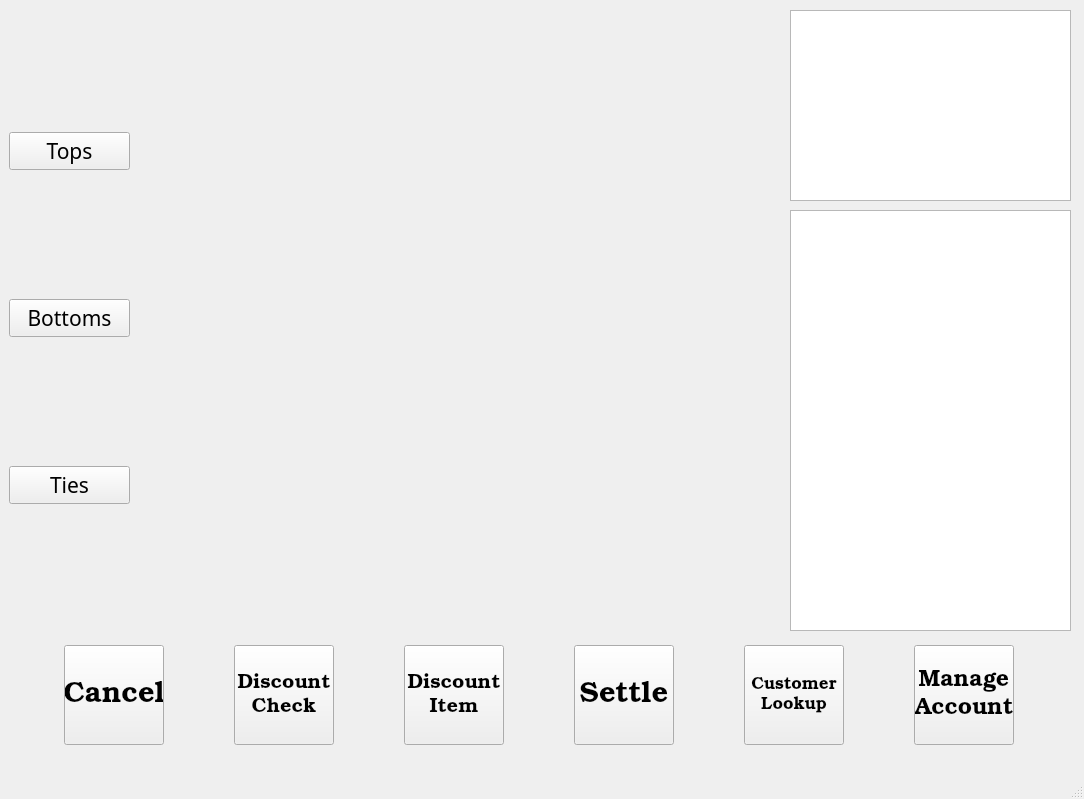
Before: the Qt Designer form QTDesigner/make_sale.ui in mudman266/pypos, drawn with Qt 5.
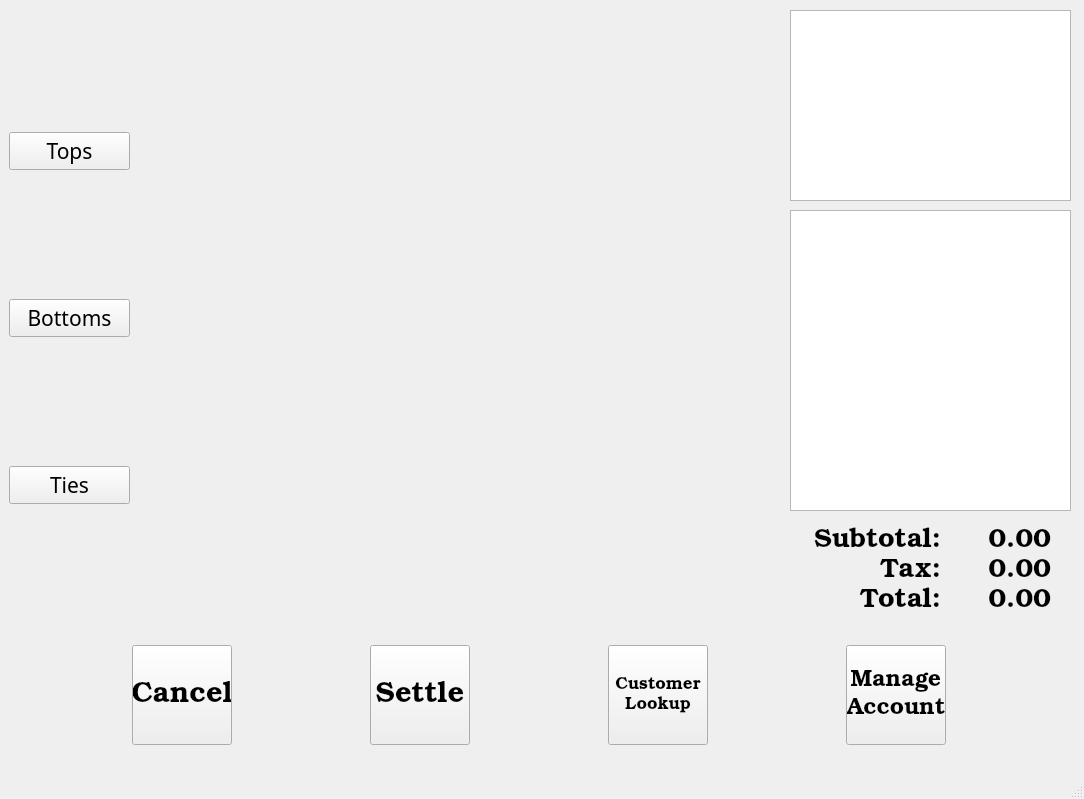
After: the same form once the commit is applied.

Commit message: Updated make_sale screen to have a label for subtotal, tax, and total.

What changed in the file:
```diff
--- a/QTDesigner/make_sale.ui
+++ b/QTDesigner/make_sale.ui
@@ -113,84 +113,6 @@
        </property>
       </widget>
      </item>
-     <item>
-      <widget class="QPushButton" name="btn_discount_check">
-       <property name="sizePolicy">
-        <sizepolicy hsizetype="Preferred" vsizetype="Preferred">
-         <horstretch>0</horstretch>
-         <verstretch>20</verstretch>
-        </sizepolicy>
-       </property>
-       <property name="minimumSize">
-        <size>
-         <width>100</width>
-         <height>100</height>
-        </size>
-       </property>
-       <property name="maximumSize">
-        <size>
-         <width>100</width>
-         <height>100</height>
-        </size>
-       </property>
-       <property name="baseSize">
-        <size>
-         <width>12</width>
-         <height>2</height>
-        </size>
-       </property>
-       <property name="font">
-        <font>
-         <family>Bookman Old Style</family>
-         <pointsize>15</pointsize>
-         <stylestrategy>PreferAntialias</stylestrategy>
-        </font>
-       </property>
-       <property name="text">
-        <string>Discount
-Check</string>
-       </property>
-      </widget>
-     </item>
-     <item>
-      <widget class="QPushButton" name="btn_discount_item">
-       <property name="sizePolicy">
-        <sizepolicy hsizetype="Preferred" vsizetype="Preferred">
-         <horstretch>0</horstretch>
-         <verstretch>20</verstretch>
-        </sizepolicy>
-       </property>
-       <property name="minimumSize">
-        <size>
-         <width>100</width>
-         <height>100</height>
-        </size>
-       </property>
-       <property name="maximumSize">
-        <size>
-         <width>100</width>
-         <height>100</height>
-        </size>
-       </property>
-       <property name="baseSize">
-        <size>
-         <width>12</width>
-         <height>2</height>
-        </size>
-       </property>
-       <property name="font">
-        <font>
-         <family>Bookman Old Style</family>
-         <pointsize>15</pointsize>
-         <stylestrategy>PreferAntialias</stylestrategy>
-        </font>
-       </property>
-       <property name="text">
-        <string>Discount
-Item</string>
-       </property>
-      </widget>
-     </item>
      <item>
       <widget class="QPushButton" name="btn_settle">
        <property name="sizePolicy">
@@ -336,10 +258,142 @@
       <x>790</x>
       <y>210</y>
       <width>281</width>
-      <height>421</height>
+      <height>301</height>
      </rect>
     </property>
    </widget>
+   <widget class="QLabel" name="lbl_subtotal">
+    <property name="geometry">
+     <rect>
+      <x>790</x>
+      <y>520</y>
+      <width>151</width>
+      <height>41</height>
+     </rect>
+    </property>
+    <property name="font">
+     <font>
+      <family>Bookman Old Style</family>
+      <pointsize>20</pointsize>
+     </font>
+    </property>
+    <property name="text">
+     <string>Subtotal:</string>
+    </property>
+    <property name="alignment">
+     <set>Qt::AlignRight|Qt::AlignTrailing|Qt::AlignVCenter</set>
+    </property>
+   </widget>
+   <widget class="QLabel" name="lbl_subtotal_amt">
+    <property name="geometry">
+     <rect>
+      <x>940</x>
+      <y>520</y>
+      <width>111</width>
+      <height>41</height>
+     </rect>
+    </property>
+    <property name="font">
+     <font>
+      <family>Bookman Old Style</family>
+      <pointsize>20</pointsize>
+     </font>
+    </property>
+    <property name="text">
+     <string>0.00</string>
+    </property>
+    <property name="alignment">
+     <set>Qt::AlignRight|Qt::AlignTrailing|Qt::AlignVCenter</set>
+    </property>
+   </widget>
+   <widget class="QLabel" name="lbl_tax">
+    <property name="geometry">
+     <rect>
+      <x>790</x>
+      <y>550</y>
+      <width>151</width>
+      <height>41</height>
+     </rect>
+    </property>
+    <property name="font">
+     <font>
+      <family>Bookman Old Style</family>
+      <pointsize>20</pointsize>
+     </font>
+    </property>
+    <property name="text">
+     <string>Tax:</string>
+    </property>
+    <property name="alignment">
+     <set>Qt::AlignRight|Qt::AlignTrailing|Qt::AlignVCenter</set>
+    </property>
+   </widget>
+   <widget class="QLabel" name="lbl_tax_amt">
+    <property name="geometry">
+     <rect>
+      <x>940</x>
+      <y>550</y>
+      <width>111</width>
+      <height>41</height>
+     </rect>
+    </property>
+    <property name="font">
+     <font>
+      <family>Bookman Old Style</family>
+      <pointsize>20</pointsize>
+     </font>
+    </property>
+    <property name="text">
+     <string>0.00</string>
+    </property>
+    <property name="alignment">
+     <set>Qt::AlignRight|Qt::AlignTrailing|Qt::AlignVCenter</set>
+    </property>
+   </widget>
+   <widget class="QLabel" name="lbl_total">
+    <property name="geometry">
+     <rect>
+      <x>790</x>
+      <y>580</y>
+      <width>151</width>
+      <height>41</height>
+     </rect>
+    </property>
+    <property name="font">
+     <font>
+      <family>Bookman Old Style</family>
+      <pointsize>20</pointsize>
+     </font>
+    </property>
+    <property name="text">
+     <string>Total:</string>
+    </property>
+    <property name="alignment">
+     <set>Qt::AlignRight|Qt::AlignTrailing|Qt::AlignVCenter</set>
+    </property>
+   </widget>
+   <widget class="QLabel" name="lbl_total_amt">
+    <property name="geometry">
+     <rect>
+      <x>940</x>
+      <y>580</y>
+      <width>111</width>
+      <height>41</height>
+     </rect>
+    </property>
+    <property name="font">
+     <font>
+      <family>Bookman Old Style</family>
+      <pointsize>20</pointsize>
+     </font>
+    </property>
+    <property name="text">
+     <string>0.00</string>
+    </property>
+    <property name="alignment">
+     <set>Qt::AlignRight|Qt::AlignTrailing|Qt::AlignVCenter</set>
+    </property>
+   </widget>
   </widget>
   <widget class="QMenuBar" name="menubar">
    <property name="geometry">
```
The commit also changes 2 other files.
